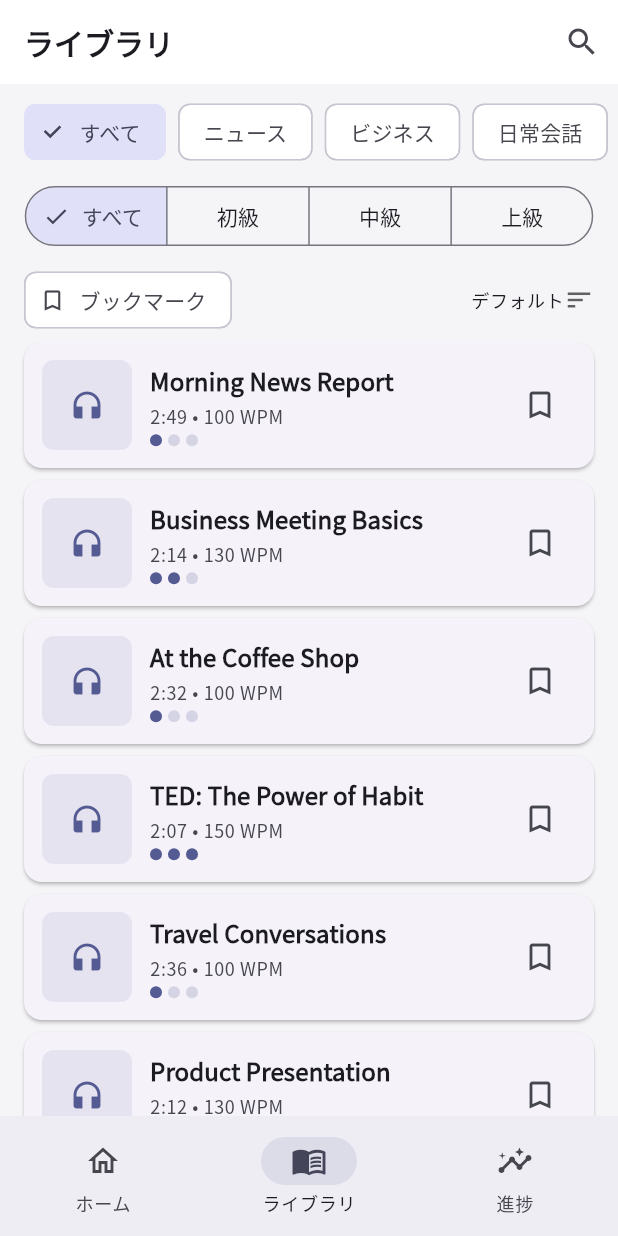
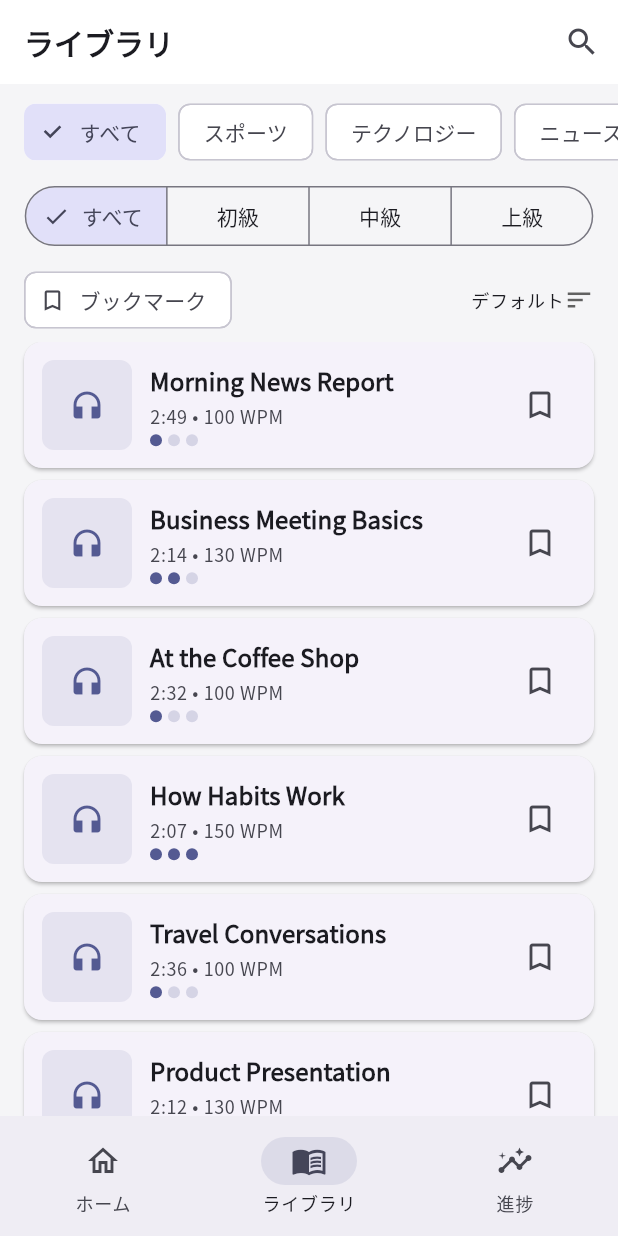
Before and after one commit to ishtos/Doppel, a Flutter app: the LibraryScreen screen opened by its route, on a phone screen of 412 x 824 dp. Run offline on Flutter 3.47's test engine with Material 3 defaults, Android fonts, the phone set to English and light mode, and no system bars; our stand-ins replace fl_chart, flutter_local_notifications, flutter_riverpod, flutter_tts, freezed_annotation, go_router and 5 more; missing offline and left inert: record; accounts and stored records are empty; generated files the repository leaves out were written again.

Commit message:
chore: drop TED trademark from content; data-driven category filter
Avoid the TED trademark in a commercial app: rename the 'TEDスタイル' category
to 'プレゼン' (6 lessons) and remove the 'TED:' prefix / book title from two
lesson titles ('How Habits Work', 'Creative Thinking'). Transcripts are
original (no verbatim TED content).

Also make the library category filter data-driven (lessonCategoriesProvider)
instead of a hardcoded list, so the renamed category and the 11 newly added
themes all appear automatically.

Co-Authored-By: Claude Opus 4.8 <noreply@anthropic.com>

```diff
--- a/lib/features/lesson/presentation/providers/lesson_provider.dart
+++ b/lib/features/lesson/presentation/providers/lesson_provider.dart
@@ -111,6 +111,14 @@ final filteredLessonsProvider = Provider<List<LessonModel>>((ref) {
 });
 
 // Filter state providers
+/// Distinct lesson categories (data-driven), prefixed with 'すべて' so the
+/// library filter always reflects the actual content (no hardcoded list).
+final lessonCategoriesProvider = Provider<List<String>>((ref) {
+  final lessons = ref.watch(lessonsProvider).value ?? const <LessonModel>[];
+  final cats = lessons.map((l) => l.category).toSet().toList()..sort();
+  return ['すべて', ...cats];
+});
+
 final selectedCategoryProvider = StateProvider<String>((ref) => 'すべて');
 final selectedDifficultyProvider = StateProvider<int>((ref) => 0);
 final searchQueryProvider = StateProvider<String>((ref) => '');
--- a/lib/features/library/presentation/screens/library_screen.dart
+++ b/lib/features/library/presentation/screens/library_screen.dart
@@ -9,15 +9,8 @@ import '../../../lesson/presentation/providers/lesson_provider.dart';
 class LibraryScreen extends ConsumerWidget {
   const LibraryScreen({super.key});
 
-  static const _categories = [
-    'すべて',
-    'ニュース',
-    'ビジネス',
-    '日常会話',
-    'TEDスタイル',
-    'スポーツ',
-    '時事ネタ',
-  ];
+  // Category filter is data-driven via lessonCategoriesProvider (no hardcoded
+  // list), so new categories appear automatically.
 
   // FIXED: ソート種別のラベルマップを定義
   static const _sortLabels = {
@@ -31,6 +24,7 @@ class LibraryScreen extends ConsumerWidget {
   Widget build(BuildContext context, WidgetRef ref) {
     final theme = Theme.of(context);
     final selectedCategory = ref.watch(selectedCategoryProvider);
+    final categories = ref.watch(lessonCategoriesProvider);
     final selectedDifficulty = ref.watch(selectedDifficultyProvider);
     final filteredLessons = ref.watch(filteredLessonsProvider);
     final bookmarkOnly = ref.watch(bookmarkFilterProvider);
@@ -57,7 +51,7 @@ class LibraryScreen extends ConsumerWidget {
             padding:
                 const EdgeInsets.symmetric(horizontal: 16, vertical: 8),
             child: Row(
-              children: _categories.map((cat) {
+              children: categories.map((cat) {
                 final selected = cat == selectedCategory;
                 return Padding(
                   padding: const EdgeInsets.only(right: 8),
--- a/lib/shared/data/seed_data.dart
+++ b/lib/shared/data/seed_data.dart
@@ -245,12 +245,12 @@ const seedLessons = [
     wordCount: 260,
   ),
 
-  // ── TEDスタイル ──
+  // ── プレゼン ──
 
   LessonModel(
     id: 'lesson-004',
-    title: 'TED: The Power of Habit',
-    category: 'TEDスタイル',
+    title: 'How Habits Work',
+    category: 'プレゼン',
     difficulty: 3,
     transcriptText:
         'Every habit has three components: a cue, a routine, and a reward. '
@@ -280,8 +280,8 @@ const seedLessons = [
   ),
   LessonModel(
     id: 'lesson-008',
-    title: 'TED: Creative Thinking',
-    category: 'TEDスタイル',
+    title: 'Creative Thinking',
+    category: 'プレゼン',
     difficulty: 3,
     transcriptText:
         'Creativity is not a talent that some people have and others don\'t. '
@@ -1152,7 +1152,7 @@ const seedLessons = [
   LessonModel(
     id: 'lesson-083',
     title: 'Why Sleep Matters',
-    category: 'TEDスタイル',
+    category: 'プレゼン',
     difficulty: 3,
     transcriptText: 'We live in a culture that treats sleep as a luxury, or worse, as a sign of laziness. We brag about how little we slept, as if exhaustion were a badge of honor. But science tells a very different story. While you sleep, your brain is anything but idle. It is busy consolidating memories, clearing away toxic waste products, and rebalancing the chemistry that regulates your mood. A single night of poor sleep measurably impairs your attention, your judgment, and even your ability to read other people\'s emotions. Chronic sleep deprivation has been linked to heart disease, weakened immunity, and a significantly higher risk of dementia later in life. Yet we continue to sacrifice sleep for one more episode, one more email, one more scroll through our phones. I want to challenge you to reconsider that trade. Imagine treating your eight hours not as wasted time, but as the foundation on which everything else depends: your creativity, your relationships, your health. Protecting your sleep is not self-indulgence. It may be one of the most rational, most productive decisions you can make. So tonight, when the screen glows and one more click beckons, choose rest instead.',
     audioAssetPath: 'assets/audio/lesson_083.mp3',
@@ -1162,7 +1162,7 @@ const seedLessons = [
   LessonModel(
     id: 'lesson-084',
     title: 'Rethinking Failure',
-    category: 'TEDスタイル',
+    category: 'プレゼン',
     difficulty: 2,
     transcriptText: 'Most of us are taught to fear failure, to see it as the opposite of success. But what if failure is actually a necessary part of the path? Think about how a child learns to walk. They fall, again and again, dozens of times a day. Nobody calls that failing. We simply call it learning. Somewhere along the way, though, we begin to treat every mistake as evidence that we are not good enough. That fear makes us cautious, and caution quietly stops us from trying new things. I am not asking you to enjoy failure. Nobody enjoys it. But I am asking you to change your relationship with it. The next time something goes wrong, resist the urge to feel ashamed. Instead, ask one simple question: what is this trying to teach me? The people we admire most are rarely those who never failed. They are the ones who kept going anyway.',
     audioAssetPath: 'assets/audio/lesson_084.mp3',
@@ -1172,7 +1172,7 @@ const seedLessons = [
   LessonModel(
     id: 'lesson-085',
     title: 'The Value Of Boredom',
-    category: 'TEDスタイル',
+    category: 'プレゼン',
     difficulty: 3,
     transcriptText: 'I want to make an unusual argument today: that boredom might be one of the most undervalued experiences in modern life. A generation ago, boredom was simply part of being human. We waited in lines, stared out of train windows, and let our minds wander with nowhere in particular to go. Today, that empty space has all but vanished. The moment a flicker of boredom appears, we reach instinctively for our phones, filling every gap with notifications, videos, and endless streams of content. But here is what we are quietly losing. Boredom is not merely the absence of stimulation. It is the fertile ground from which reflection, creativity, and self-understanding grow. Some of our best ideas arrive precisely when the mind is left unoccupied, free to make unexpected connections. When we eliminate every dull moment, we also eliminate the space where imagination breathes. I am not suggesting we abandon technology. I am suggesting we reclaim a little discomfort. Try sitting quietly, without a screen, and simply letting your thoughts drift. It may feel strange at first, even unbearable. But within that emptiness, you may rediscover a part of your mind you had almost forgotten existed.',
     audioAssetPath: 'assets/audio/lesson_085.mp3',
@@ -1182,7 +1182,7 @@ const seedLessons = [
   LessonModel(
     id: 'lesson-086',
     title: 'Small Acts Of Kindness',
-    category: 'TEDスタイル',
+    category: 'プレゼン',
     difficulty: 1,
     transcriptText: 'Today I want to talk about small acts of kindness. We often think we need to do something big to change the world. But that is not true. A simple smile can brighten someone\'s whole day. Saying thank you can make a tired worker feel seen. Holding a door, sharing a kind word, or just listening can mean more than we know. These little actions cost us nothing, yet they spread from person to person. When someone is kind to you, you often want to be kind to others. So today, try one small act of kindness. You may never see the result, but it matters more than you think.',
     audioAssetPath: 'assets/audio/lesson_086.mp3',
```
